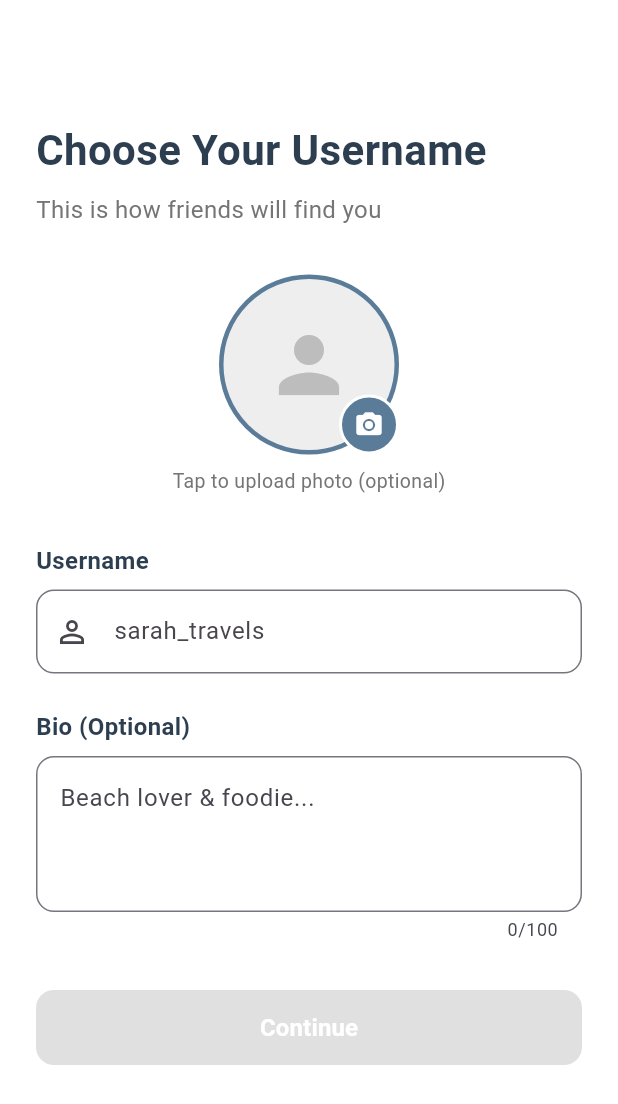
After one commit to johnstrabel/TravelTrack, a Flutter app: the UsernameSetupScreen screen opened directly, on a phone screen of 412 x 824 dp. The commit adds this screen. Shown: the top 1104 px of the screen. Run offline on Flutter 3.47's test engine with Material 3 defaults, Android fonts, the phone set to English and light mode, and no system bars; our stand-ins replace file_picker, flutter_map, hive_flutter, latlong2, supabase_flutter; accounts and stored records are empty; Roboto replaces fonts that are missing (System).

Commit message:
Add authentication flow: username setup, data migration, and sync service

```diff
--- /dev/null
+++ b/lib/screens/username_setup_screen.dart
@@ -0,0 +1,331 @@
+import 'dart:io';
+import 'package:flutter/material.dart';
+import 'package:file_picker/file_picker.dart';
+import '../services/auth_service.dart';
+import 'data_migration_screen.dart';
+
+class UsernameSetupScreen extends StatefulWidget {
+  const UsernameSetupScreen({super.key});
+
+  @override
+  State<UsernameSetupScreen> createState() => _UsernameSetupScreenState();
+}
+
+class _UsernameSetupScreenState extends State<UsernameSetupScreen> {
+  final _usernameController = TextEditingController();
+  final _bioController = TextEditingController();
+  String? _profilePicturePath;
+  bool _isLoading = false;
+  bool _isCheckingUsername = false;
+  String? _usernameError;
+  bool _isUsernameAvailable = false;
+
+  @override
+  void dispose() {
+    _usernameController.dispose();
+    _bioController.dispose();
+    super.dispose();
+  }
+
+  Future<void> _checkUsername(String username) async {
+    if (username.isEmpty) {
+      setState(() {
+        _usernameError = null;
+        _isUsernameAvailable = false;
+      });
+      return;
+    }
+
+    // Basic validation
+    if (username.length < 3) {
+      setState(() {
+        _usernameError = 'Username must be at least 3 characters';
+        _isUsernameAvailable = false;
+      });
+      return;
+    }
+
+    if (!RegExp(r'^[a-zA-Z0-9_]+$').hasMatch(username)) {
+      setState(() {
+        _usernameError = 'Only letters, numbers, and underscores allowed';
+        _isUsernameAvailable = false;
+      });
+      return;
+    }
+
+    setState(() => _isCheckingUsername = true);
+
+    try {
+      final isAvailable = await AuthService.isUsernameAvailable(username);
+      setState(() {
+        _isUsernameAvailable = isAvailable;
+        _usernameError = isAvailable ? null : 'Username already taken';
+        _isCheckingUsername = false;
+      });
+    } catch (e) {
+      setState(() {
+        _usernameError = 'Error checking username';
+        _isCheckingUsername = false;
+      });
+    }
+  }
+
+  Future<void> _pickProfilePicture() async {
+    try {
+      final result = await FilePicker.platform.pickFiles(
+        type: FileType.image,
+        allowMultiple: false,
+      );
+
+      if (result != null && result.files.isNotEmpty) {
+        final filePath = result.files.first.path;
+        if (filePath != null) {
+          setState(() => _profilePicturePath = filePath);
+        }
+      }
+    } catch (e) {
+      if (!mounted) return;
+      ScaffoldMessenger.of(context).showSnackBar(
+        SnackBar(
+          content: Text('Error selecting image: $e'),
+          backgroundColor: Colors.red,
+        ),
+      );
+    }
+  }
+
+  Future<void> _continue() async {
+    if (_usernameController.text.trim().isEmpty) {
+      setState(() => _usernameError = 'Username is required');
+      return;
+    }
+
+    if (!_isUsernameAvailable) {
+      setState(() => _usernameError = 'Please choose an available username');
+      return;
+    }
+
+    setState(() => _isLoading = true);
+
+    try {
+      // TODO: Upload profile picture to Supabase Storage if provided
+      String? profilePicUrl;
+
+      await AuthService.createUserProfile(
+        username: _usernameController.text.trim(),
+        bio: _bioController.text.trim().isEmpty
+            ? null
+            : _bioController.text.trim(),
+        profilePicUrl: profilePicUrl,
+      );
+
+      if (!mounted) return;
+
+      // Navigate to data migration screen
+      Navigator.of(context).pushReplacement(
+        MaterialPageRoute(builder: (_) => const DataMigrationScreen()),
+      );
+    } catch (e) {
+      if (!mounted) return;
+      ScaffoldMessenger.of(context).showSnackBar(
+        SnackBar(
+          content: Text('Error creating profile: $e'),
+          backgroundColor: Colors.red,
+        ),
+      );
+      setState(() => _isLoading = false);
+    }
+  }
+
+  @override
+  Widget build(BuildContext context) {
+    return Scaffold(
+      backgroundColor: Colors.white,
+      appBar: AppBar(
+        backgroundColor: Colors.white,
+        elevation: 0,
+        automaticallyImplyLeading: false,
+      ),
+      body: SafeArea(
+        child: SingleChildScrollView(
+          padding: const EdgeInsets.all(24),
+          child: Column(
+            crossAxisAlignment: CrossAxisAlignment.start,
+            children: [
+              const Text(
+                'Choose Your Username',
+                style: TextStyle(
+                  fontSize: 28,
+                  fontWeight: FontWeight.bold,
+                  color: Color(0xFF2C3E50),
+                ),
+              ),
+              const SizedBox(height: 8),
+              Text(
+                'This is how friends will find you',
+                style: TextStyle(fontSize: 16, color: Colors.grey[600]),
+              ),
+              const SizedBox(height: 32),
+
+              // Profile Picture
+              Center(
+                child: GestureDetector(
+                  onTap: _pickProfilePicture,
+                  child: Stack(
+                    children: [
+                      Container(
+                        width: 120,
+                        height: 120,
+                        decoration: BoxDecoration(
+                          shape: BoxShape.circle,
+                          color: Colors.grey[200],
+                          border: Border.all(
+                            color: const Color(0xFF5B7C99),
+                            width: 3,
+                          ),
+                        ),
+                        child: ClipOval(
+                          child: _profilePicturePath != null
+                              ? Image.file(
+                                  File(_profilePicturePath!),
+                                  fit: BoxFit.cover,
+                                )
+                              : Icon(
+                                  Icons.person,
+                                  size: 60,
+                                  color: Colors.grey[400],
+                                ),
+                        ),
+                      ),
+                      Positioned(
+                        bottom: 0,
+                        right: 0,
+                        child: Container(
+                          padding: const EdgeInsets.all(8),
+                          decoration: BoxDecoration(
+                            color: const Color(0xFF5B7C99),
+                            shape: BoxShape.circle,
+                            border: Border.all(color: Colors.white, width: 2),
+                          ),
+                          child: const Icon(
+                            Icons.camera_alt,
+                            size: 20,
+                            color: Colors.white,
+                          ),
+                        ),
+                      ),
+                    ],
+                  ),
+                ),
+              ),
+              const SizedBox(height: 8),
+              Center(
+                child: Text(
+                  'Tap to upload photo (optional)',
+                  style: TextStyle(fontSize: 13, color: Colors.grey[600]),
+                ),
+              ),
+              const SizedBox(height: 32),
+
+              // Username
+              const Text(
+                'Username',
+                style: TextStyle(
+                  fontSize: 16,
+                  fontWeight: FontWeight.w600,
+                  color: Color(0xFF2C3E50),
+                ),
+              ),
+              const SizedBox(height: 8),
+              TextField(
+                controller: _usernameController,
+                decoration: InputDecoration(
+                  prefixIcon: const Icon(Icons.person_outline),
+                  hintText: 'sarah_travels',
+                  border: OutlineInputBorder(
+                    borderRadius: BorderRadius.circular(12),
+                  ),
+                  errorText: _usernameError,
+                  suffixIcon: _isCheckingUsername
+                      ? const Padding(
+                          padding: EdgeInsets.all(12),
+                          child: SizedBox(
+                            width: 20,
+                            height: 20,
+                            child: CircularProgressIndicator(strokeWidth: 2),
+                          ),
+                        )
+                      : _isUsernameAvailable
+                      ? const Icon(Icons.check_circle, color: Colors.green)
+                      : null,
+                ),
+                enabled: !_isLoading,
+                onChanged: (value) {
+                  // Debounce username check
+                  Future.delayed(const Duration(milliseconds: 500), () {
+                    if (value == _usernameController.text) {
+                      _checkUsername(value);
+                    }
+                  });
+                },
+              ),
+              const SizedBox(height: 24),
+
+              // Bio
+              const Text(
+                'Bio (Optional)',
+                style: TextStyle(
+                  fontSize: 16,
+                  fontWeight: FontWeight.w600,
+                  color: Color(0xFF2C3E50),
+                ),
+              ),
+              const SizedBox(height: 8),
+              TextField(
+                controller: _bioController,
+                maxLines: 3,
+                maxLength: 100,
+                decoration: InputDecoration(
+                  hintText: 'Beach lover & foodie...',
+                  border: OutlineInputBorder(
+                    borderRadius: BorderRadius.circular(12),
+                  ),
+                ),
+                enabled: !_isLoading,
+              ),
+              const SizedBox(height: 32),
+
+              // Continue Button
+              SizedBox(
+                width: double.infinity,
+                height: 50,
+                child: ElevatedButton(
+                  onPressed: _isLoading || !_isUsernameAvailable
+                      ? null
+                      : _continue,
+                  style: ElevatedButton.styleFrom(
+                    backgroundColor: const Color(0xFF5B7C99),
+                    shape: RoundedRectangleBorder(
+                      borderRadius: BorderRadius.circular(12),
+                    ),
+                    disabledBackgroundColor: Colors.grey[300],
+                  ),
+                  child: _isLoading
+                      ? const CircularProgressIndicator(color: Colors.white)
+                      : const Text(
+                          'Continue',
+                          style: TextStyle(
+                            fontSize: 16,
+                            fontWeight: FontWeight.bold,
+                            color: Colors.white,
+                          ),
+                        ),
+                ),
+              ),
+            ],
+          ),
+        ),
+      ),
+    );
+  }
+}
```
Also changed, not shown: lib/screens/data_migration_screen.dart (added, +239 -0 lines), lib/screens/splash_screen.dart (+19 -3 lines), lib/services/data_sync_service.dart (added).
